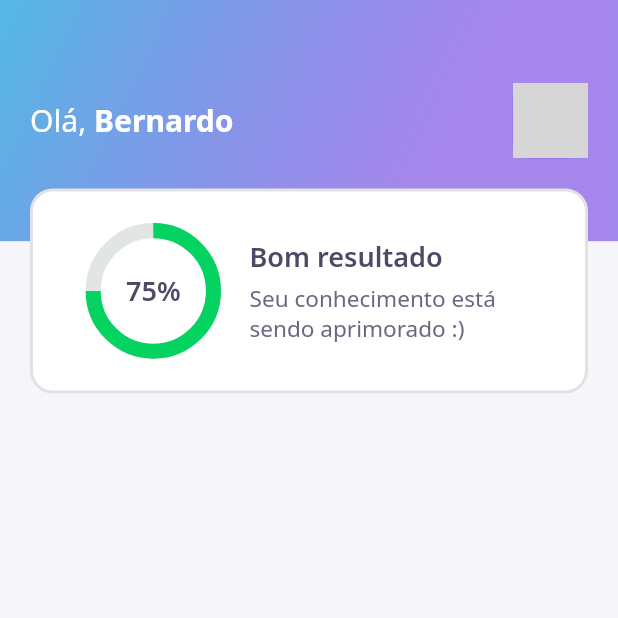
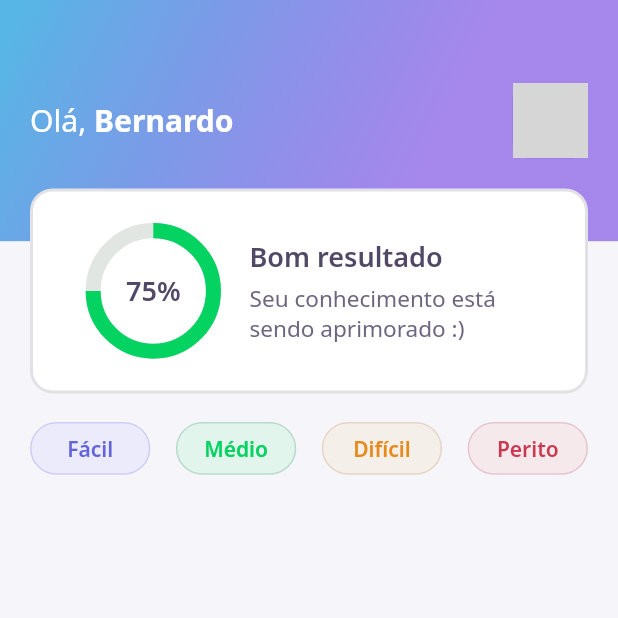
Before and after one commit to bernardoveras/devquiz, a Flutter app: the screen it shows after launch, on a phone screen of 412 x 824 dp, the top half of it. Run offline on Flutter 3.47's test engine with Material 2 defaults, Android fonts, the phone set to English and light mode, and no system bars; our stand-ins replace flutter_screenutil, get, google_fonts; network calls fail; grey boxes are pictures that could not be loaded.

Commit message:
Level group criado

```diff
--- /dev/null
+++ b/lib/application/pages/home/components/level_button_component.dart
@@ -0,0 +1,66 @@
+
+import 'package:devquiz/shared/constants/app_colors.dart';
+import 'package:flutter/material.dart';
+import 'package:google_fonts/google_fonts.dart';
+import '../../../../shared/extensions/screen_util_extension.dart';
+
+class LevelButtonComponent extends StatelessWidget {
+  final String label;
+
+  LevelButtonComponent(
+    this.label, {
+    Key? key,
+  })  : assert(["Fácil", "Médio", "Difícil", "Perito"].contains(label)),
+        super(key: key);
+
+  final config = {
+    "Fácil": {
+      "color": AppColors.levelButtonFacil,
+      "borderColor": AppColors.levelButtonBorderFacil,
+      "fontColor": AppColors.levelButtonTextFacil,
+    },
+    "Médio": {
+      "color": AppColors.levelButtonMedio,
+      "borderColor": AppColors.levelButtonBorderMedio,
+      "fontColor": AppColors.levelButtonTextMedio,
+    },
+    "Difícil": {
+      "color": AppColors.levelButtonDificil,
+      "borderColor": AppColors.levelButtonBorderDificil,
+      "fontColor": AppColors.levelButtonTextDificil,
+    },
+    "Perito": {
+      "color": AppColors.levelButtonPerito,
+      "borderColor": AppColors.levelButtonBorderPerito,
+      "fontColor": AppColors.levelButtonTextPerito,
+    },
+  };
+
+  Color get color => config[label]!['color']!;
+  Color get borderColor => config[label]!['borderColor']!;
+  Color get fontColor => config[label]!['fontColor']!;
+
+  @override
+  Widget build(BuildContext context) {
+    return Container(
+      height: 35.height,
+      width: 80.width,
+      decoration: BoxDecoration(
+        border: Border.all(
+          color: borderColor,
+          width: 1.width,
+        ),
+        borderRadius: BorderRadius.circular(28.radius),
+        color: color,
+      ),
+      alignment: Alignment.center,
+      child: Text(
+        label,
+        style: GoogleFonts.notoSans(
+          color: fontColor,
+          fontWeight: FontWeight.w600,
+        ),
+      ),
+    );
+  }
+}
--- /dev/null
+++ b/lib/application/pages/home/components/level_group_component.dart
@@ -0,0 +1,23 @@
+import 'package:flutter/material.dart';
+
+import 'level_button_component.dart';
+
+class LevelGroupComponent extends StatelessWidget {
+  const LevelGroupComponent({
+    Key? key,
+  }) : super(key: key);
+
+  @override
+  Widget build(BuildContext context) {
+    return Row(
+      mainAxisAlignment: MainAxisAlignment.spaceBetween,
+      crossAxisAlignment: CrossAxisAlignment.center,
+      children: [
+        LevelButtonComponent('Fácil'),
+        LevelButtonComponent('Médio'),
+        LevelButtonComponent('Difícil'),
+        LevelButtonComponent('Perito'),
+      ],
+    );
+  }
+}
--- a/lib/application/pages/home/home_page.dart
+++ b/lib/application/pages/home/home_page.dart
@@ -1,6 +1,10 @@
 import 'package:devquiz/application/pages/home/components/app_bar.dart';
+import 'package:devquiz/shared/constants/app_colors.dart';
+import 'package:devquiz/shared/constants/app_text_styles.dart';
 import 'package:flutter/material.dart';
+import 'package:google_fonts/google_fonts.dart';
 import '../../../shared/extensions/screen_util_extension.dart';
+import 'components/level_group_component.dart';
 
 class HomePage extends StatelessWidget {
   final double porcentagem = 75;
@@ -19,7 +23,9 @@ class HomePage extends StatelessWidget {
             bottom: MediaQuery.of(context).padding.bottom,
           ),
           child: Column(
-            children: [],
+            children: [
+              LevelGroupComponent(),
+            ],
           ),
         ),
       ),
```
